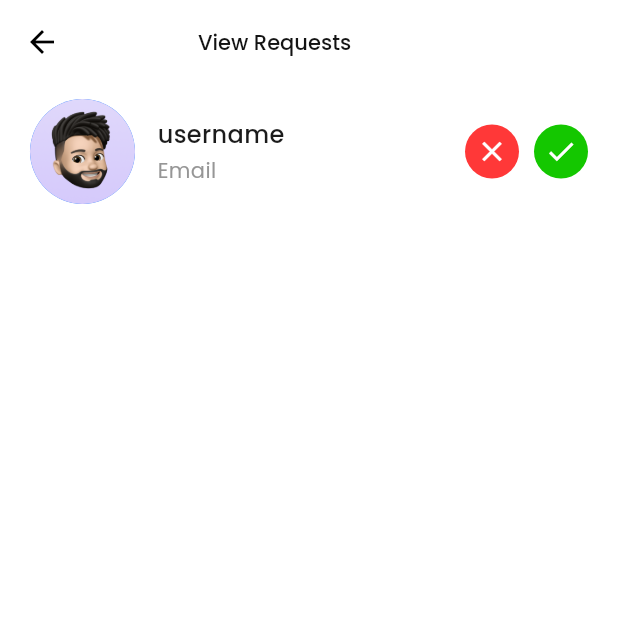
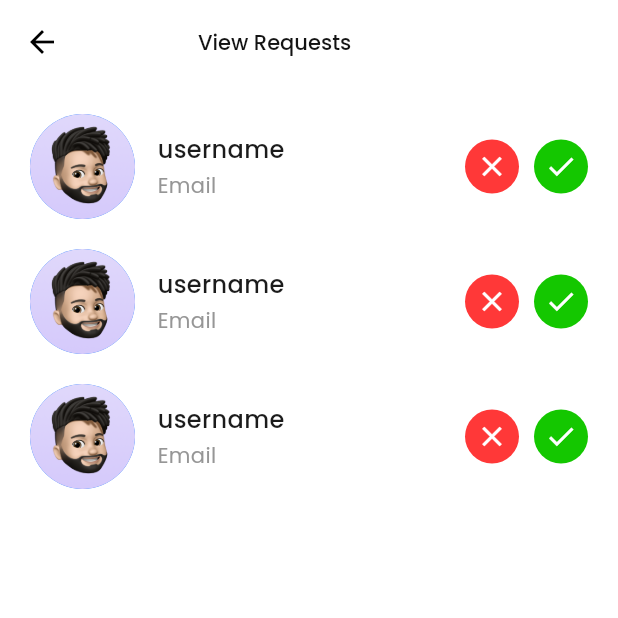
Before and after one commit to YashasHewage/tasktrail, a Flutter app: the ViewReq screen opened directly, on a phone screen of 412 x 824 dp, the top half of it. Run offline on Flutter 3.47's test engine with Material 3 defaults, Android fonts, the phone set to English and light mode, and no system bars; our stand-ins replace cloud_firestore, firebase_auth, firebase_core, google_fonts; accounts and stored records are empty.

Commit message:
Created view requests

```diff
--- a/lib/pages/job_detail.dart
+++ b/lib/pages/job_detail.dart
@@ -279,7 +279,6 @@ class _TaskViewState extends State<TaskView> {
                   context,
                   MaterialPageRoute(builder: (context) => ViewReq()),
                 );
-
                 // showModalBottomSheet(
                 //   context: context,
                 //   builder: (BuildContext context) {
--- a/lib/pages/view_requests.dart
+++ b/lib/pages/view_requests.dart
@@ -26,13 +26,14 @@ class ViewReq extends StatelessWidget {
         ),
         body: Container(
           color: Colors.white,
-          child: Column(
-            children: [
-              Container(
-                margin: EdgeInsets.only(top: 10, right: 20, left: 20),
+          child: ListView.builder(
+
+            itemCount: 3,
+            itemBuilder: (context, index) {
+              return Container(
+                margin: EdgeInsets.only(top: 20, right: 20, left: 20),
                 child: Container(
                   decoration: BoxDecoration(
-
                   ),
                   child: Row(
                     children: <Widget>[
@@ -78,7 +79,7 @@ class ViewReq extends StatelessWidget {
                           ],
                         ),
                       ),
-                      const SizedBox(width: 20),
+                      const SizedBox(width: 10),
                       const CircleAvatar(
                         radius: 18,
                         backgroundColor: Color.fromARGB(255, 255, 56, 56),
@@ -93,10 +94,10 @@ class ViewReq extends StatelessWidget {
                     ],
                   ),
                 ),
-              ),
-            ],
+              );
+            },
           ),
-        )
-        );
+        ),
+    );
   }
 }
```
